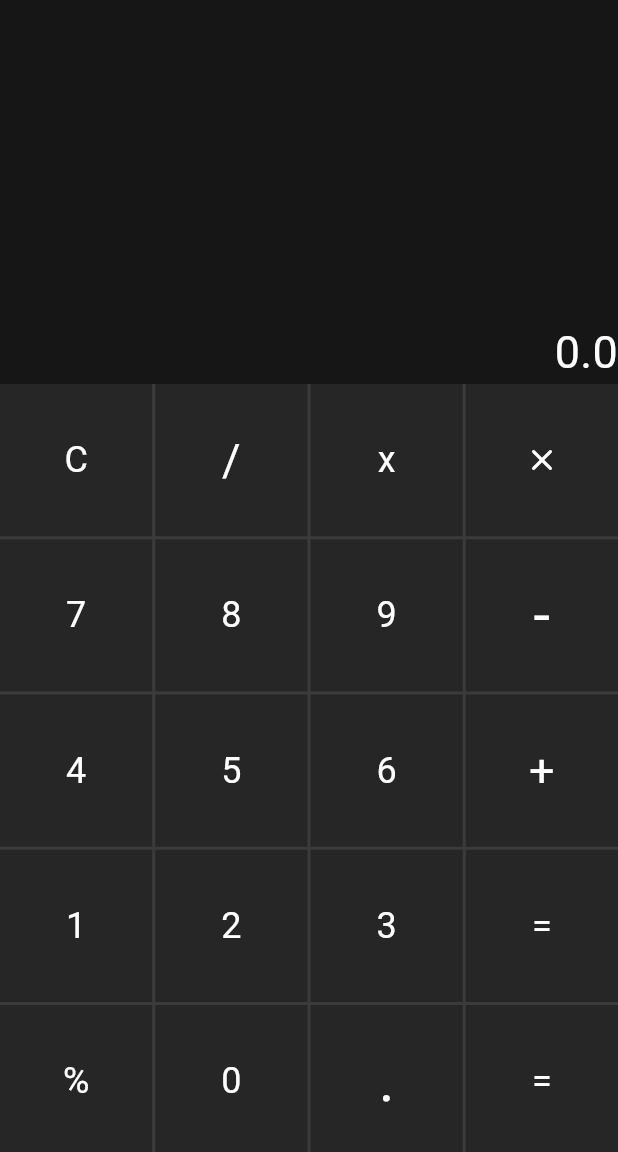
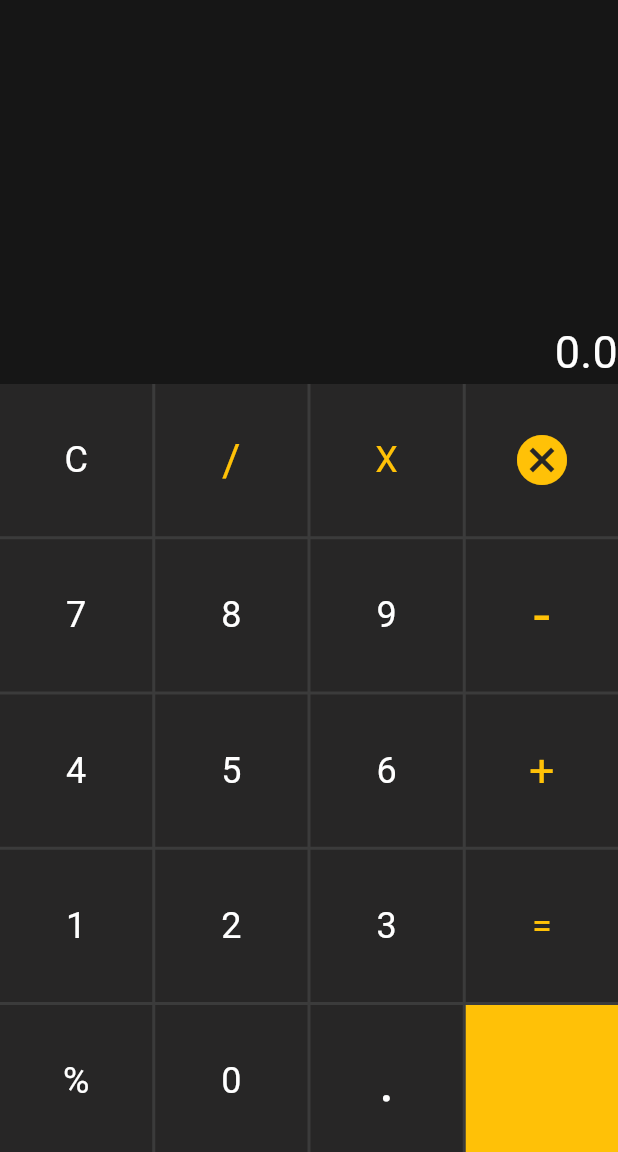
Before and after one commit to SuleimanBM/CalculatorApp-Flutter-, a Flutter app: the screen it shows after launch, on a phone screen of 412 x 824 dp, the part 84-1236 px from its top. Run offline on Flutter 3.47's test engine with Material 3 defaults, Android fonts, the phone set to English and light mode, and no system bars.

Commit message:
fixed some bugs

```diff
--- a/lib/calculatorScreen.dart
+++ b/lib/calculatorScreen.dart
@@ -9,22 +9,6 @@ class Calculatorscreen extends StatefulWidget {
 
 class _CalculatorscreenState extends State<Calculatorscreen> {
   var displayValue = "";
-  void addvalues(value) {
-    setState(() {
-      displayValue += value;
-    });
-  }
-
-  void delete() {
-    setState(
-      () => displayValue = displayValue.substring(
-        0,
-        displayValue.length - 1,
-      ),
-    );
-    maths();
-  }
-
   double num1 = 0.0;
   double num2 = 0.0;
   String operation = '';
@@ -33,9 +17,79 @@ class _CalculatorscreenState extends State<Calculatorscreen> {
   double result = 0.0;
   double tempResult = 0.0;
   String num = '';
+  double size = 30;
+
+  void addvalues(value) {
+    setState(() {
+      displayValue += value;
+    });
+  }
+
+  void delete() {
+    if (displayValue.isNotEmpty) {
+      setState(() {
+        // Remove the last character
+        displayValue = displayValue.substring(0, displayValue.length - 1);
+      });
+
+      // Recompute the calculations
+      parseAndCompute(displayValue);
+    } else {
+      // If display is empty, reset values
+      setState(() {
+        num1 = 0.0;
+        num2 = 0.0;
+        operation = '';
+        currentInput = '';
+        result = 0.0;
+      });
+    }
+  }
+
+  void parseAndCompute(String expression) {
+    // Reset all values
+    num1 = 0.0;
+    num2 = 0.0;
+    operation = '';
+    result = 0.0;
+
+    String current = '';
+    bool isOperator(String char) => ['+', '-', 'x', '/', '%'].contains(char);
+
+    for (int i = 0; i < expression.length; i++) {
+      String char = expression[i];
+
+      if (isNumber(char)) {
+        current += char;
+      } else if (isOperator(char)) {
+        if (num1 == 0.0) {
+          num1 = double.parse(current);
+        } else {
+          num2 = double.parse(current);
+          calculateIntermediateResult(); // Perform intermediate calculation
+          num1 = result; // Chain the result
+        }
+        operation = char;
+        current = ''; // Reset for the next number
+      }
+    }
+
+    // Handle the final number
+    if (current.isNotEmpty) {
+      num2 = double.tryParse(current) ?? 0.0;
+      if (operation.isNotEmpty) {
+        calculateIntermediateResult();
+      } else {
+        result = num1;
+      }
+    }
+
+    // Update the display with the final result
+    display(result);
+  }
 
   void maths([String? button]) {
-      if (button == null) {
+    if (button == null) {
       return; // Exit the function if button is null
     }
     if (isNumber(button)) {
@@ -57,7 +111,7 @@ class _CalculatorscreenState extends State<Calculatorscreen> {
         num1 = double.parse(currentInput);
         display(num1); // Display the first number
       }
-    } else if (['+', '-', 'x', '/', '%'].contains(button)) {
+    } else if (['+', '-', 'X', '/', '%'].contains(button)) {
       if (result != 0.0) {
         num1 = result;
         num = '';
@@ -103,7 +157,7 @@ class _CalculatorscreenState extends State<Calculatorscreen> {
       result = num1 + num2;
     } else if (operation == '-') {
       result = num1 - num2;
-    } else if (operation == 'x') {
+    } else if (operation == 'X') {
       result = num1 * num2;
     } else if (operation == '/') {
       if (num2 == 0.0) {
@@ -117,7 +171,7 @@ class _CalculatorscreenState extends State<Calculatorscreen> {
       //   display("Error: Division by zero");
       //   return;
       // }
-      result = num1 / 100; // Handles floating-point remainder
+      result = num1 * 0.01; // Handles floating-point remainder
       //result = num1 - (num2 * (num1 ~/ num2)); // Handles floating-point remainder
     }
 
@@ -166,105 +220,105 @@ class _CalculatorscreenState extends State<Calculatorscreen> {
 
   final List<Map<String, dynamic>> boxData = [
     {
-      "color": Colors.red,
+      "color": const Color.fromARGB(209, 34, 33, 33),
       "content":
           const Text("C", style: TextStyle(color: Colors.white, fontSize: 24))
     },
     {
-      "color": Colors.blue,
+      "color": const Color.fromARGB(209, 34, 33, 33),
       "content":
-          const Text("/", style: TextStyle(color: Colors.white, fontSize: 30))
+          const Text("/", style: TextStyle(color: Colors.amber, fontSize: 30))
     },
     {
-      "color": Colors.green,
+      "color": const Color.fromARGB(209, 34, 33, 33),
       "content":
-          const Text("x", style: TextStyle(color: Colors.white, fontSize: 24))
+          const Text("X", style: TextStyle(color: Colors.amber, fontSize: 24))
     },
     {
-      "color": Colors.green,
-      "content": const Icon(Icons.close_rounded, color: Colors.white, size: 24),
+      "color": const Color.fromARGB(209, 34, 33, 33),
+      "content": const Icon(Icons.cancel, color: Colors.amber, size: 40),
     },
     {
-      "color": Colors.green,
+      "color": const Color.fromARGB(209, 34, 33, 33),
       "content": const Text(
         "7",
         style: TextStyle(color: Colors.white, fontSize: 24),
       ),
     },
     {
-      "color": Colors.green,
+      "color": const Color.fromARGB(209, 34, 33, 33),
       "content":
           const Text("8", style: TextStyle(color: Colors.white, fontSize: 24))
     },
     {
-      "color": Colors.green,
+      "color": const Color.fromARGB(209, 34, 33, 33),
       "content":
           const Text("9", style: TextStyle(color: Colors.white, fontSize: 24))
     },
     {
-      "color": Colors.green,
+      "color": const Color.fromARGB(209, 34, 33, 33),
       "content":
-          const Text("-", style: TextStyle(color: Colors.white, fontSize: 40))
+          const Text("-", style: TextStyle(color: Colors.amber, fontSize: 40))
     },
     {
-      "color": Colors.green,
+      "color": const Color.fromARGB(209, 34, 33, 33),
       "content":
           const Text("4", style: TextStyle(color: Colors.white, fontSize: 24))
     },
     {
-      "color": Colors.green,
+      "color": const Color.fromARGB(209, 34, 33, 33),
       "content":
           const Text("5", style: TextStyle(color: Colors.white, fontSize: 24))
     },
     {
-      "color": Colors.green,
+      "color": const Color.fromARGB(209, 34, 33, 33),
       "content":
           const Text("6", style: TextStyle(color: Colors.white, fontSize: 24))
     },
     {
-      "color": Colors.green,
+      "color": const Color.fromARGB(209, 34, 33, 33),
       "content":
-          const Text("+", style: TextStyle(color: Colors.white, fontSize: 30))
+          const Text("+", style: TextStyle(color: Colors.amber, fontSize: 30))
     },
     {
-      "color": Colors.green,
+      "color": const Color.fromARGB(209, 34, 33, 33),
       "content":
           const Text("1", style: TextStyle(color: Colors.white, fontSize: 24))
     },
     {
-      "color": Colors.green,
+      "color": const Color.fromARGB(209, 34, 33, 33),
       "content":
           const Text("2", style: TextStyle(color: Colors.white, fontSize: 24))
     },
     {
-      "color": Colors.green,
+      "color": const Color.fromARGB(209, 34, 33, 33),
       "content":
           const Text("3", style: TextStyle(color: Colors.white, fontSize: 24))
     },
     {
-      "color": Colors.green,
+      "color": const Color.fromARGB(209, 34, 33, 33),
       "content":
-          const Text("=", style: TextStyle(color: Colors.white, fontSize: 24))
+          const Text("=", style: TextStyle(color: Colors.amber, fontSize: 24))
     },
     {
-      "color": Colors.green,
+      "color": const Color.fromARGB(209, 34, 33, 33),
       "content":
           const Text("%", style: TextStyle(color: Colors.white, fontSize: 24))
     },
     {
-      "color": Colors.green,
+      "color": const Color.fromARGB(209, 34, 33, 33),
       "content":
           const Text("0", style: TextStyle(color: Colors.white, fontSize: 24)),
     },
     {
-      "color": Colors.green,
+      "color": const Color.fromARGB(209, 34, 33, 33),
       "content":
           const Text(".", style: TextStyle(color: Colors.white, fontSize: 40))
     },
     {
-      "color": Colors.green,
+      "color": Colors.amber,
       "content":
-          const Text("=", style: TextStyle(color: Colors.white, fontSize: 24))
+          const Text("", style: TextStyle(color: Colors.white, fontSize: 24))
     },
 
     // Add more boxes as needed
@@ -300,9 +354,9 @@ class _CalculatorscreenState extends State<Calculatorscreen> {
                     ),
                     Text(
                       result.toString(),
-                      style: const TextStyle(
+                      style: TextStyle(
                         color: Colors.white,
-                        fontSize: 30,
+                        fontSize: size,
                       ),
                     ),
                   ],
@@ -332,19 +386,19 @@ class _CalculatorscreenState extends State<Calculatorscreen> {
                   itemBuilder: (context, index) {
                     final box = boxData[index];
                     return Container(
-                      color: const Color.fromARGB(
-                          209, 34, 33, 33), // Color of each square
+                      color: box["color"], // Color of each square
                       child: InkWell(
-                        onTap: () => {
+                        onTap: () {
                           if (box["content"] is Icon &&
-                              box["content"].icon == Icons.close_rounded)
-                            {delete()}
-                          else if (box["content"].data == "c")
-                            {clear()}
-                          else
-                            {
-                              maths(box['content'].data),
-                            },
+                              (box["content"] as Icon).icon == Icons.cancel) {
+                            delete();
+                          } else if (box["content"] is Text &&
+                              (box["content"] as Text).data == "C") {
+                            clear();
+                          } else if (box["content"] is Text) {
+                            String buttonValue = (box["content"] as Text).data!;
+                            maths(buttonValue);
+                          }
                         },
                         child: Center(
                           child: box["content"],
```
